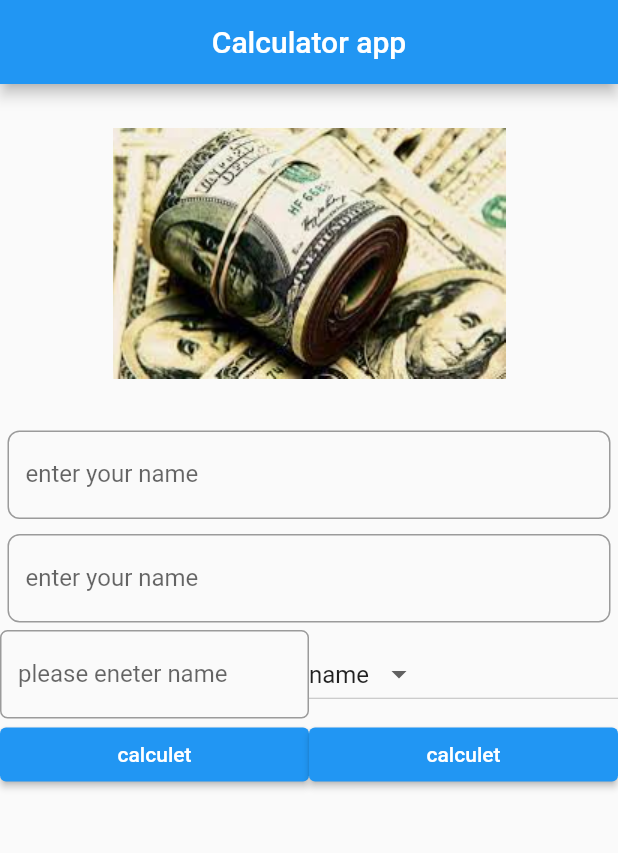
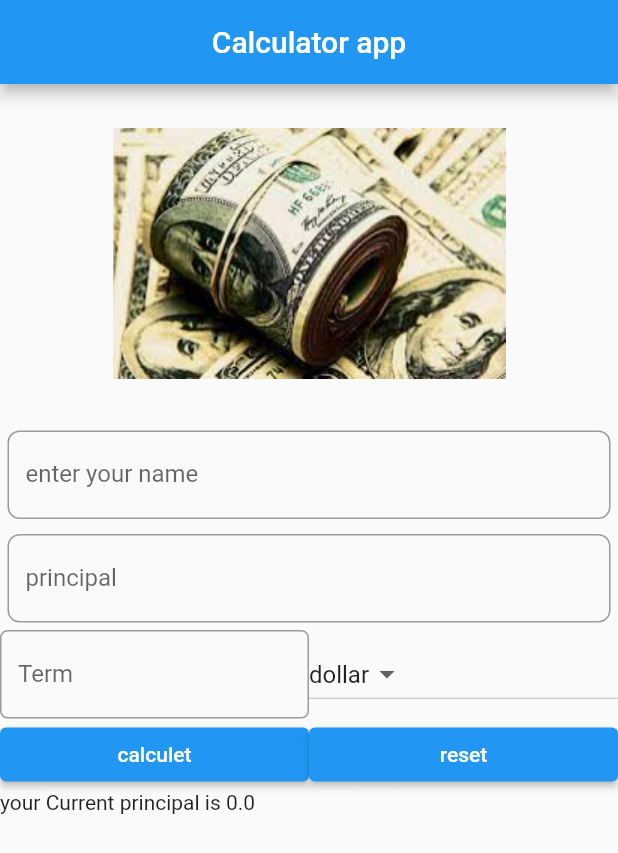
Before and after one commit to like-github1/advanced_flutter_project, a Flutter app: the screen it shows after launch, after a tap on "calculet", on a phone screen of 412 x 824 dp. Shown: the top 853 px of the screen. Run offline on Flutter 3.47's test engine with Material 2 defaults, Android fonts, the phone set to English and light mode, and no system bars.

Commit message:
Calculating and reset the value claculator

```diff
--- a/lib/main.dart
+++ b/lib/main.dart
@@ -2,8 +2,11 @@ import 'package:flutter/cupertino.dart';
 import 'package:flutter/material.dart';
 void main(){
   runApp(const MaterialApp(
+    debugShowCheckedModeBanner: false,
     title: " Simple Interest Calculator App",
     home: homepage(),
+    //flutter primerycolor
+
   ));
 }
 
@@ -17,7 +20,11 @@ class homepage extends StatefulWidget {
 class _homepageState extends State<homepage> {
   List<String>namelist=["dollar",'yeroo','rupii'];
   final _miniPadding=5.0;
-  String namevalue="name";
+  String namevalue="dollar";
+  TextEditingController textEditingController=TextEditingController();
+  TextEditingController principaltextEditingControllers=TextEditingController();
+  TextEditingController termtextEditingController=TextEditingController();
+ double Dispalytext= 0.0;
   @override
   Widget build(BuildContext context) {
     return Scaffold(
@@ -33,6 +40,7 @@ class _homepageState extends State<homepage> {
           Padding(
             padding:  EdgeInsets.all(_miniPadding),
             child: TextField(
+              controller: textEditingController,
              keyboardType: TextInputType.number,
              decoration: InputDecoration(
                labelText: "enter your name",
@@ -49,10 +57,11 @@ class _homepageState extends State<homepage> {
             Padding(
               padding:  EdgeInsets.all(_miniPadding),
               child: TextField(
+                controller: principaltextEditingControllers,
                 keyboardType: TextInputType.number,
                 decoration: InputDecoration(
-                    labelText: "enter your name",
-                    hintText: 'name',
+                    labelText: "principal",
+                    hintText: 'enter principal',
                     border: OutlineInputBorder(
                       borderRadius: BorderRadius.circular(8.0),
 
@@ -66,10 +75,11 @@ class _homepageState extends State<homepage> {
               children: <Widget>[
                 Expanded(
                   child: TextField(
+                    controller: termtextEditingController,
                     keyboardType: TextInputType.number,
                     decoration: InputDecoration(
                         hintText: "eneter number",
-                        labelText: 'please eneter name',
+                        labelText: 'Term',
                         border: OutlineInputBorder(
                             borderRadius: BorderRadius.circular(5.0),
                         )
@@ -79,17 +89,14 @@ class _homepageState extends State<homepage> {
 
                Expanded(
                     child: DropdownButton(
-                      items: <String>['name','city','adress'].map((e){
+                      items: namelist.map((e){
                         return DropdownMenuItem<String>(
                           value: e,
                           child: Text(e),
                         );
                       }).toList(),
                       onChanged: (index){
-                        setState(() {
-                          namevalue=index as String;
-                        });
-
+                        doropdownSelecteditem(index);
                       },
                       value: namevalue,
                     ),
@@ -102,20 +109,31 @@ class _homepageState extends State<homepage> {
               children: <Widget>[
                  Expanded(
                     child: ElevatedButton(
-                      onPressed: (){},
+
+                      onPressed: (){
+                        setState(() {
+                          Dispalytext=getPrincipal();
+
+                        });
+                      },
                       child: Text("calculet"),
                     ),
                   ),
                  Expanded(
                     child: ElevatedButton(
-                      onPressed: (){},
-                      child: Text("calculet"),
+                      onPressed: (){
+                    setState(() {
+                      _reset();
+                    });
+                      },
+                      child: Text("reset"),
 
                     ),
                   ),
 
               ],
             ),
+            Text("your Current principal is $Dispalytext")
           ],
         ),
       ),
@@ -131,4 +149,27 @@ class _homepageState extends State<homepage> {
     );
 
   }
+
+  void doropdownSelecteditem(Object? index) {
+    setState(() {
+      namevalue=index as String;
+    });
+  }
+
+  double getPrincipal() {
+    double principal= double.parse(principaltextEditingControllers.text);
+    double text= double.parse(textEditingController.text);
+    double term= double.parse(this.termtextEditingController.text);
+    double totalamountopay= principal+(principal*text*term)/100;
+    return totalamountopay;
+
+  }
+
+  void _reset() {
+     Dispalytext=0.0;
+    termtextEditingController.text="";
+     principaltextEditingControllers.text="";
+   textEditingController.text="";
+     namevalue=namelist[0];
+  }
 }
```
